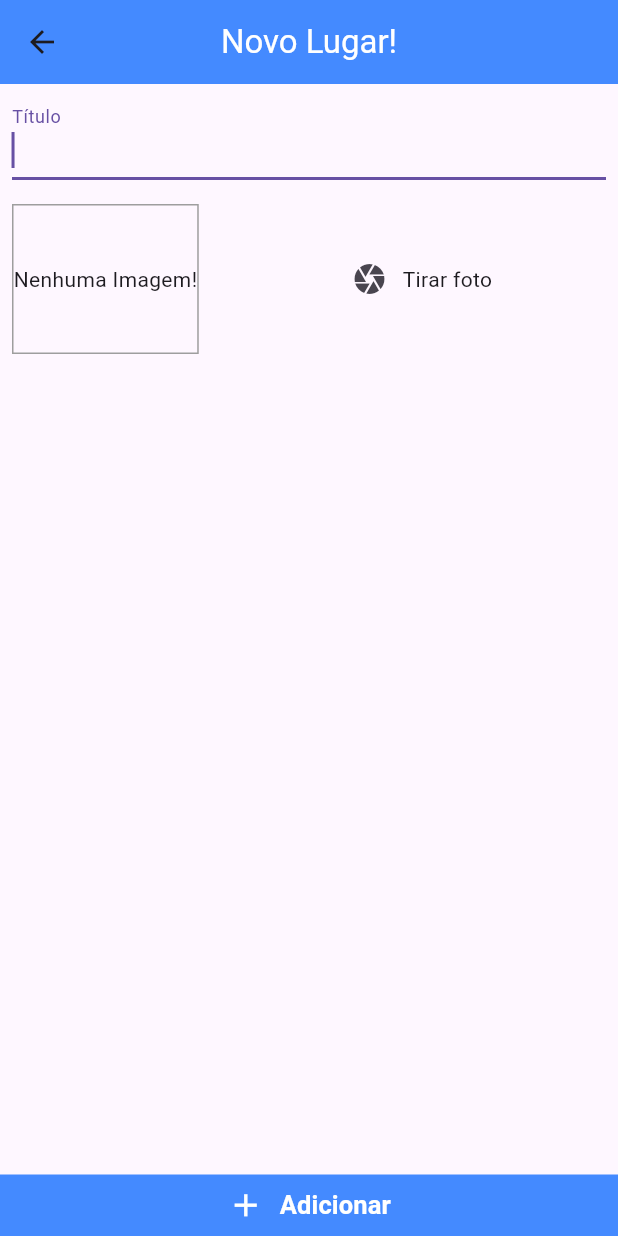
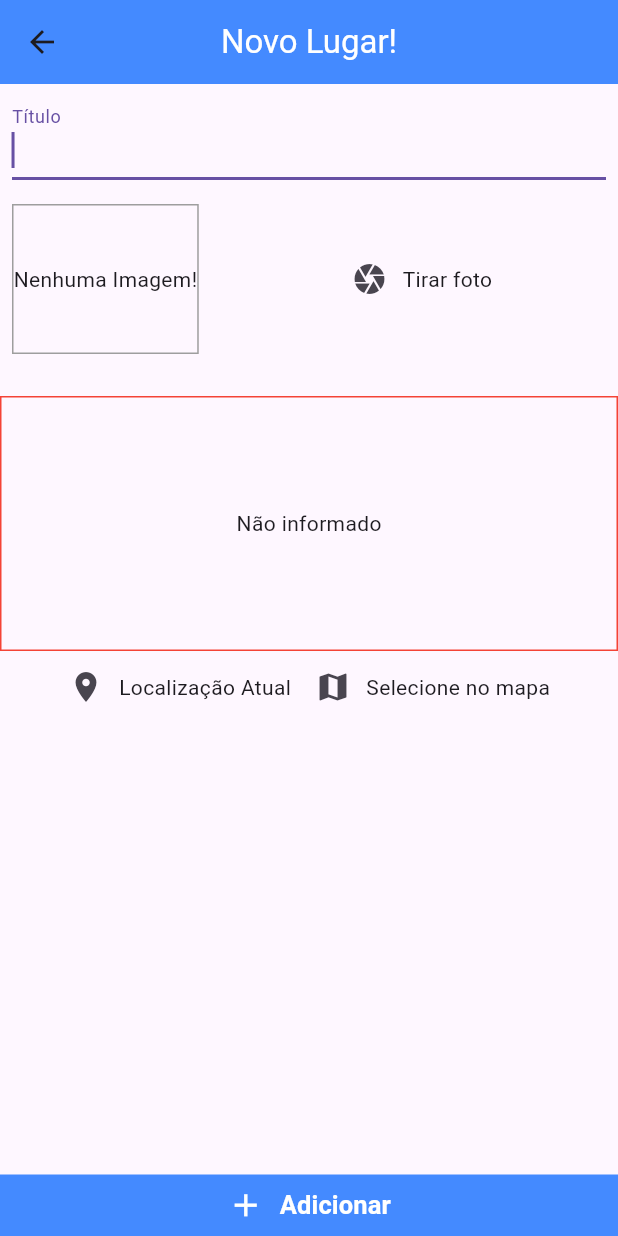
Before and after one commit to gabrielnavas/flutter_app_great_places, a Flutter app: the PlaceFormScreen screen opened by its route, on a phone screen of 412 x 824 dp. Run offline on Flutter 3.47's test engine with Material 3 defaults, Android fonts, the phone set to English and light mode, and no system bars; our stand-ins replace image_picker, sqflite; accounts and stored records are empty.

Commit message:
create location input UI

```diff
--- a/lib/screens/place_form_screen.dart
+++ b/lib/screens/place_form_screen.dart
@@ -4,6 +4,7 @@ import 'package:flutter/material.dart';
 import 'package:flutter_app_great_places/models/place.dart';
 import 'package:flutter_app_great_places/providers/great_places.dart';
 import 'package:flutter_app_great_places/widgets/image_input.dart';
+import 'package:flutter_app_great_places/widgets/location_input.dart';
 import 'package:provider/provider.dart';
 
 class PlaceFormScreen extends StatefulWidget {
@@ -79,6 +80,10 @@ class _PlaceFormScreenState extends State<PlaceFormScreen> {
             ),
           ),
           ImageInput(selectImage: _selectImage),
+          const SizedBox(
+            height: 20,
+          ),
+          const LocationInput(),
           const Spacer(),
           TextButton(
             style: TextButton.styleFrom(
--- /dev/null
+++ b/lib/widgets/location_input.dart
@@ -0,0 +1,62 @@
+import 'package:flutter/material.dart';
+
+class LocationInput extends StatefulWidget {
+  const LocationInput({super.key});
+
+  @override
+  State<LocationInput> createState() => _LocationInputState();
+}
+
+class _LocationInputState extends State<LocationInput> {
+  String? _previewImageUrl;
+
+  @override
+  Widget build(BuildContext context) {
+    return Column(
+      children: [
+        Container(
+          height: 170,
+          width: double.infinity,
+          alignment: Alignment.center,
+          decoration: BoxDecoration(
+            border: Border.all(width: 1, color: Colors.red),
+          ),
+          child: _previewImageUrl == null
+              ? const Text('Não informado')
+              : Image.network(
+                  _previewImageUrl!,
+                  fit: BoxFit.cover,
+                  width: double.infinity,
+                ),
+        ),
+        Row(
+          mainAxisAlignment: MainAxisAlignment.center,
+          children: [
+            IconButton(
+              onPressed: () {},
+              icon: const Row(
+                mainAxisAlignment: MainAxisAlignment.center,
+                children: [
+                  Icon(Icons.location_on),
+                  SizedBox(width: 10),
+                  Text('Localização Atual'),
+                ],
+              ),
+            ),
+            IconButton(
+              onPressed: () {},
+              icon: const Row(
+                mainAxisAlignment: MainAxisAlignment.center,
+                children: [
+                  Icon(Icons.map),
+                  SizedBox(width: 10),
+                  Text('Selecione no mapa'),
+                ],
+              ),
+            )
+          ],
+        )
+      ],
+    );
+  }
+}
```
